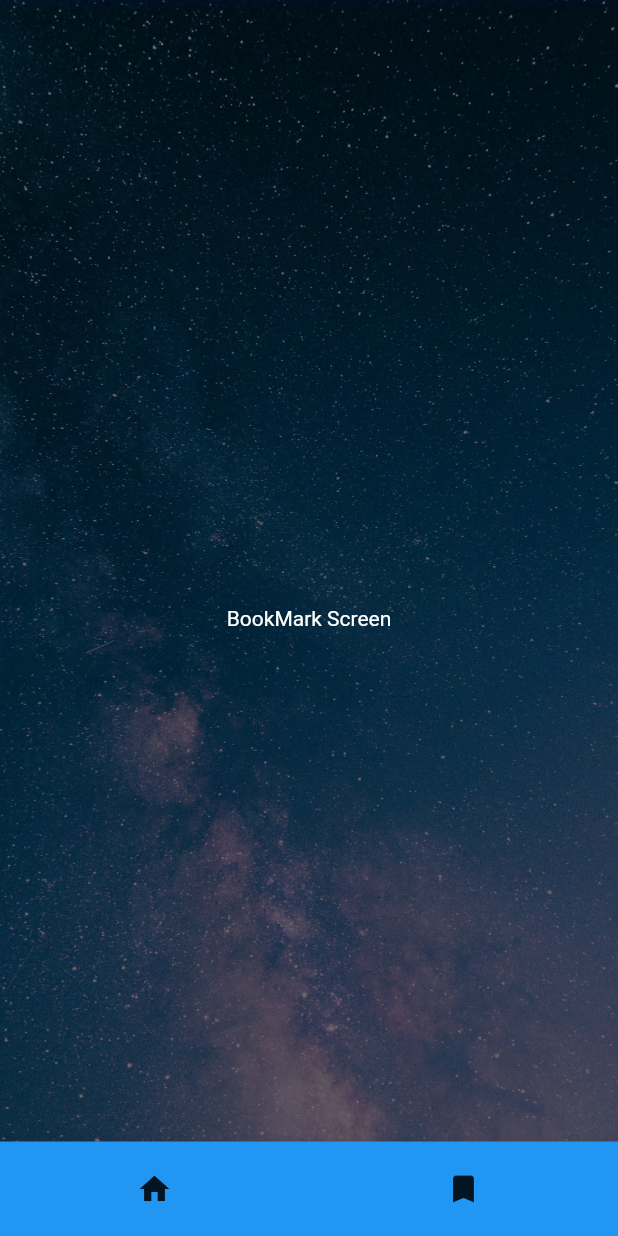
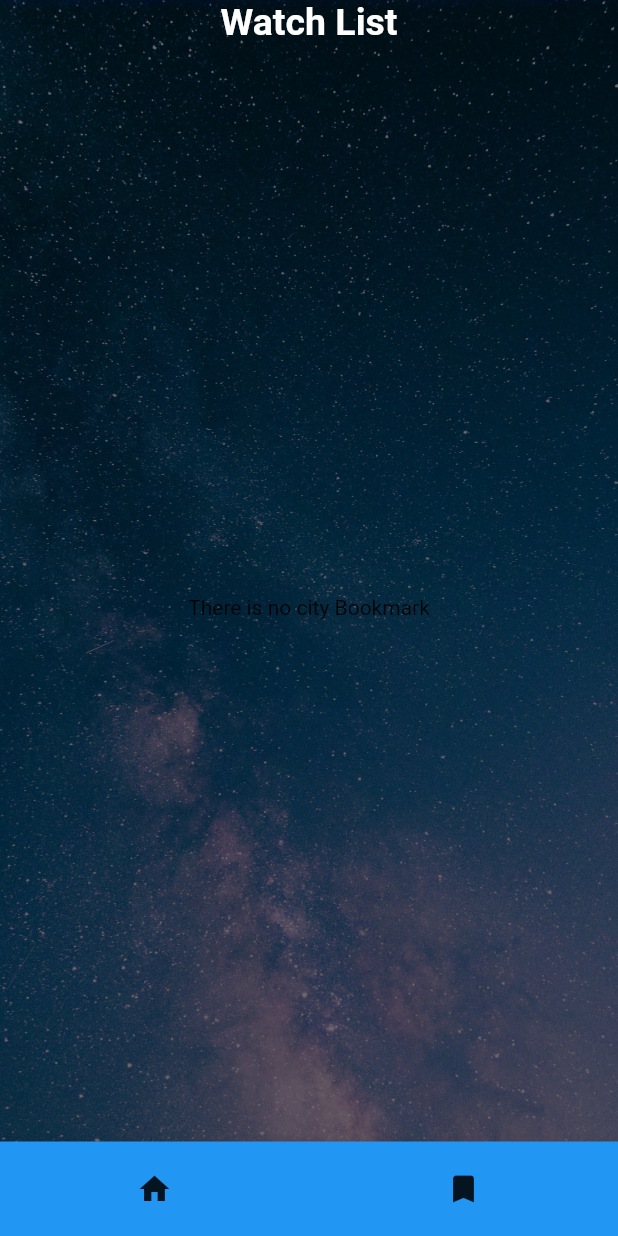
Before and after one commit to mahdi-safdari/Weather, a Flutter app: the screen it shows after launch, swiped to page 2, on a phone screen of 412 x 824 dp. Run offline on Flutter 3.47's test engine with Material 2 defaults, Android fonts, the phone set to English and light mode, and no system bars; our stand-ins replace bloc, dio, equatable, floor, flutter_bloc, flutter_typeahead and 4 more; accounts and stored records are empty; generated files the repository leaves out were written again; network calls fail.

Commit message:
fix errors

```diff
--- a/lib/features/feature_bookmark/data/data_source/local/city_dao.dart
+++ b/lib/features/feature_bookmark/data/data_source/local/city_dao.dart
@@ -13,6 +13,6 @@ abstract class CityDao {
   @insert
   Future<void> insertCity(City city);
 
-  @Query('DELETE * FROM City WHERE name = :name')
+  @Query('DELETE FROM City WHERE name = :name')
   Future<void> deleteCityByName(String name);
 }
--- a/lib/features/feature_bookmark/presentation/bloc/bookmark_bloc.dart
+++ b/lib/features/feature_bookmark/presentation/bloc/bookmark_bloc.dart
@@ -54,7 +54,7 @@ class BookmarkBloc extends Bloc<BookmarkEvent, BookmarkState> {
     on<SaveCwEvent>((event, emit) async {
       //! emit loading state
       emit(state.copyWith(newSaveCityStatus: SaveCityLoading()));
-      DataState dataState = await getCityUseCase(event.name);
+      DataState dataState = await saveCityUseCase(event.name);
 
       //! emit complete state
       if (dataState is DataSuccess) {
--- a/lib/features/feature_bookmark/presentation/bloc/delete_city_status.dart
+++ b/lib/features/feature_bookmark/presentation/bloc/delete_city_status.dart
@@ -25,7 +25,7 @@ class DeleteCityCompleted extends DeleteCityStatus {
 
 //! Error state
 class DeleteCityError extends DeleteCityStatus {
-  final String message;
+  final String? message;
 
   DeleteCityError(this.message);
   @override
--- a/lib/features/feature_bookmark/presentation/screens/bookmark_screen.dart
+++ b/lib/features/feature_bookmark/presentation/screens/bookmark_screen.dart
@@ -1,15 +1,132 @@
+import 'dart:ui';
+
+import 'package:clean_block_floor_lint_dio/features/feature_bookmark/domain/entities/city_entity.dart';
+import 'package:clean_block_floor_lint_dio/features/feature_bookmark/presentation/bloc/bookmark_bloc.dart';
+import 'package:clean_block_floor_lint_dio/features/feature_bookmark/presentation/bloc/get_all_city_status.dart';
+import 'package:clean_block_floor_lint_dio/features/feature_weather/presentation/bloc/home_bloc.dart';
 import 'package:flutter/material.dart';
+import 'package:flutter_bloc/flutter_bloc.dart';
 
 class BookMarkScreen extends StatelessWidget {
   const BookMarkScreen({super.key});
 
   @override
   Widget build(BuildContext context) {
-    return const Center(
-      child: Text(
-        'BookMark Screen',
-        style: TextStyle(color: Colors.white),
-      ),
+    var width = MediaQuery.of(context).size.width;
+
+    BlocProvider.of<BookmarkBloc>(context).add(GetAllCityEvent());
+    return BlocBuilder<BookmarkBloc, BookmarkState>(
+      buildWhen: (BookmarkState previous, BookmarkState current) {
+        //! Rebuild UI just when allCityStatus changes
+        if (current.getAllCityStatus == previous.getAllCityStatus) {
+          return false;
+        } else {
+          return true;
+        }
+      },
+      builder: (BuildContext context, BookmarkState state) {
+        //! show loading for allCityStatus
+        if (state.getAllCityStatus is GetAllCityLoading) {
+          return const Center(child: CircularProgressIndicator());
+        }
+        //! show loaded for allCityStatus
+        if (state.getAllCityStatus is GetAllCityCompleted) {
+          //! casting for getting sities
+          GetAllCityCompleted getAllCityCompleted =
+              state.getAllCityStatus as GetAllCityCompleted;
+          List<City> cities = getAllCityCompleted.cities;
+          return SafeArea(
+              child: Column(
+            children: <Widget>[
+              const Text(
+                'Watch List',
+                style: TextStyle(
+                    color: Colors.white,
+                    fontSize: 25,
+                    fontWeight: FontWeight.bold),
+              ),
+              const SizedBox(height: 20),
+              Expanded(
+                //! show text in center if there is no city bookmark
+                child: (cities.isEmpty)
+                    ? const Center(
+                        child: Text('There is no city Bookmark'),
+                      )
+                    : ListView.builder(
+                        itemCount: cities.length,
+                        itemBuilder: (BuildContext context, int index) {
+                          City city = cities[index];
+                          return GestureDetector(
+                            onTap: () {
+                              //! cast for getting bookmark city data
+                              BlocProvider.of<HomeBloc>(context)
+                                  .add(LoadCwEvent(city.name));
+                            },
+                            child: Padding(
+                              padding: const EdgeInsets.all(8),
+                              child: ClipRect(
+                                child: BackdropFilter(
+                                  filter:
+                                      ImageFilter.blur(sigmaX: 5, sigmaY: 5),
+                                  child: Container(
+                                    width: width,
+                                    height: 60,
+                                    decoration: BoxDecoration(
+                                        borderRadius: const BorderRadius.all(
+                                            Radius.circular(20)),
+                                        color: Colors.grey.withOpacity(0.1)),
+                                    child: Padding(
+                                      padding: const EdgeInsets.only(left: 20),
+                                      child: Row(
+                                        mainAxisAlignment:
+                                            MainAxisAlignment.spaceBetween,
+                                        children: <Widget>[
+                                          Text(
+                                            city.name,
+                                            style: const TextStyle(
+                                                color: Colors.white,
+                                                fontWeight: FontWeight.bold,
+                                                fontSize: 20),
+                                          ),
+                                          IconButton(
+                                            onPressed: () {
+                                              BlocProvider.of<BookmarkBloc>(
+                                                      context)
+                                                  .add(DeleteCityEvent(
+                                                      city.name));
+                                              BlocProvider.of<BookmarkBloc>(
+                                                      context)
+                                                  .add(GetAllCityEvent());
+                                            },
+                                            icon: const Icon(
+                                              Icons.delete,
+                                              color: Colors.redAccent,
+                                            ),
+                                          ),
+                                        ],
+                                      ),
+                                    ),
+                                  ),
+                                ),
+                              ),
+                            ),
+                          );
+                        },
+                      ),
+              ),
+            ],
+          ));
+        }
+        //! show Error for allCityStatus
+        if (state.getAllCityStatus is GetAllCityError) {
+          //! casting for getting error
+          GetAllCityError getAllCityError =
+              state.getAllCityStatus as GetAllCityError;
+          return Center(child: Text(getAllCityError.message!));
+        }
+        //! show default value
+        return Container();
+      },
     );
   }
 }
--- a/lib/features/feature_weather/presentation/screens/home_screen.dart
+++ b/lib/features/feature_weather/presentation/screens/home_screen.dart
@@ -30,7 +30,7 @@ class HomeScreen extends StatefulWidget {
 }
 
 class _HomeScreenState extends State<HomeScreen> {
-  String cityName = "sast";
+  String cityName = "Tehran";
   PageController pageController = PageController();
   TextEditingController textEditingController = TextEditingController();
   GetSuggestionCityUseCase getSuggestionCityUseCase =
```
Also changed, not shown: lib/features/feature_bookmark/data/data_source/local/database.g.dart.
